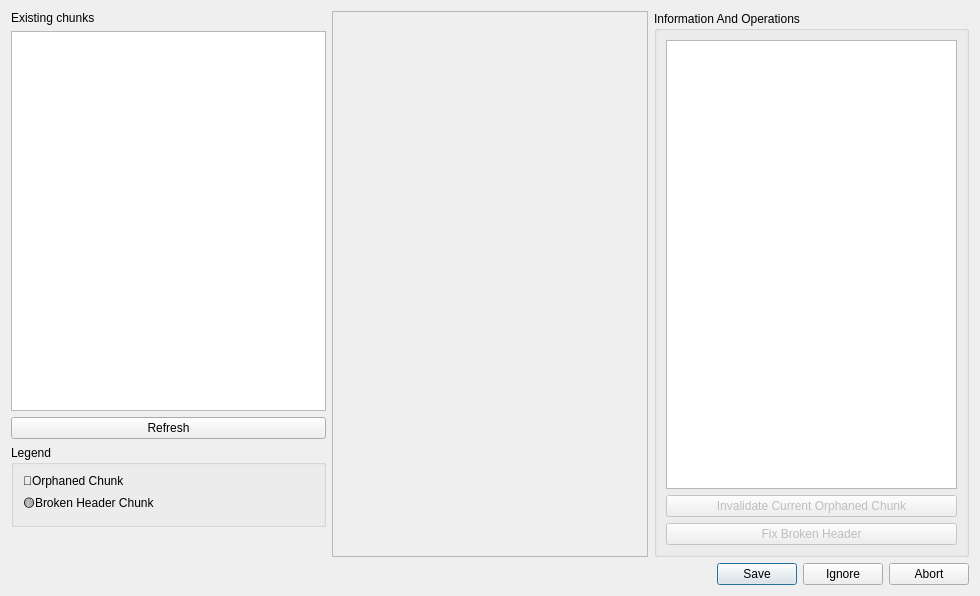
This is Dialog/ChunkManagerDialog.ui in wario-land/WL4Editor as Qt 5 draws it before an edit. The edited form follows.
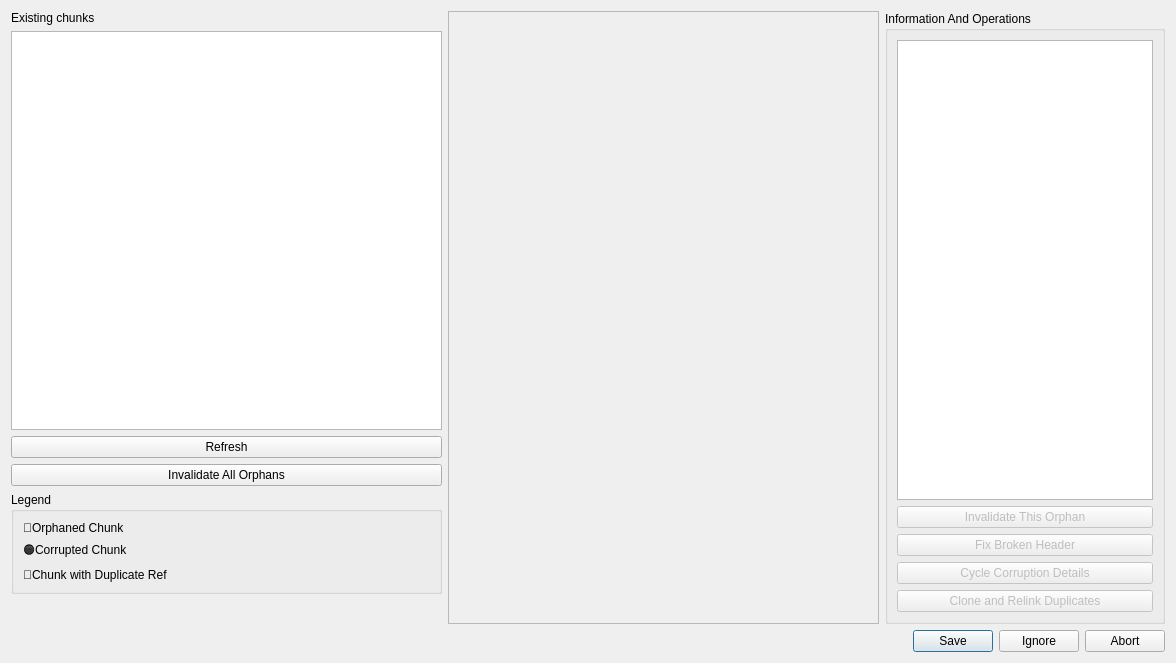
This is the edited form. Custom widgets are drawn as their Qt base class.

Commit message:
Chunk Manager Dialog implementation
co-op with deepseek V4

```diff
--- a/Dialog/ChunkManagerDialog.ui
+++ b/Dialog/ChunkManagerDialog.ui
@@ -6,8 +6,8 @@
    <rect>
     <x>0</x>
     <y>0</y>
-    <width>980</width>
-    <height>596</height>
+    <width>1176</width>
+    <height>663</height>
    </rect>
   </property>
   <property name="windowTitle">
@@ -53,6 +53,13 @@
          </property>
         </widget>
        </item>
+       <item>
+        <widget class="QPushButton" name="pushButton_InvalidateAllOrphans">
+         <property name="text">
+          <string>Invalidate All Orphans</string>
+         </property>
+        </widget>
+       </item>
        <item>
         <widget class="QGroupBox" name="groupBox_Legend">
          <property name="sizePolicy">
@@ -75,7 +82,14 @@
           <item>
            <widget class="QLabel" name="label_BrokenHeaderChunkColorLegend">
             <property name="text">
-             <string>🟡Broken Header Chunk</string>
+             <string>🟠Corrupted Chunk</string>
+            </property>
+           </widget>
+          </item>
+          <item>
+           <widget class="QLabel" name="label_DuplicateRefColorLegend">
+            <property name="text">
+             <string>🔵Chunk with Duplicate Ref</string>
             </property>
            </widget>
           </item>
@@ -128,7 +142,14 @@
            <number>9</number>
           </property>
           <item>
-           <widget class="QTextEdit" name="textEdit"/>
+           <widget class="QTextEdit" name="textEdit">
+            <property name="sizePolicy">
+             <sizepolicy hsizetype="Fixed" vsizetype="Expanding">
+              <horstretch>0</horstretch>
+              <verstretch>0</verstretch>
+             </sizepolicy>
+            </property>
+           </widget>
           </item>
           <item>
            <widget class="QPushButton" name="pushButton_InvalidateCurrentOrphanedChunk">
@@ -136,7 +157,7 @@
              <bool>false</bool>
             </property>
             <property name="text">
-             <string>Invalidate Current Orphaned Chunk</string>
+             <string>Invalidate This Orphan</string>
             </property>
            </widget>
           </item>
@@ -150,6 +171,26 @@
             </property>
            </widget>
           </item>
+          <item>
+           <widget class="QPushButton" name="pushButton_CycleCorruptionDetails">
+            <property name="enabled">
+             <bool>false</bool>
+            </property>
+            <property name="text">
+             <string>Cycle Corruption Details</string>
+            </property>
+           </widget>
+          </item>
+          <item>
+           <widget class="QPushButton" name="pushButton_CloneAndRelinkDuplicates">
+            <property name="enabled">
+             <bool>false</bool>
+            </property>
+            <property name="text">
+             <string>Clone and Relink Duplicates</string>
+            </property>
+           </widget>
+          </item>
          </layout>
         </widget>
        </item>
```
Left out of the diff: 2 changed lines with no effect on the pictures. The commit also changes 8 other files.
